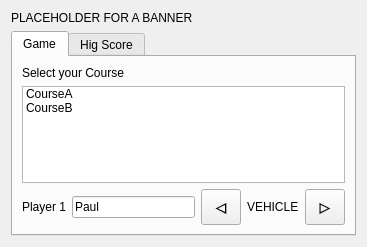
Above: racegame/resource/RaceGame.ui from PaulSchweizer/MayaGameEngine before the change. Below: the same form after it.
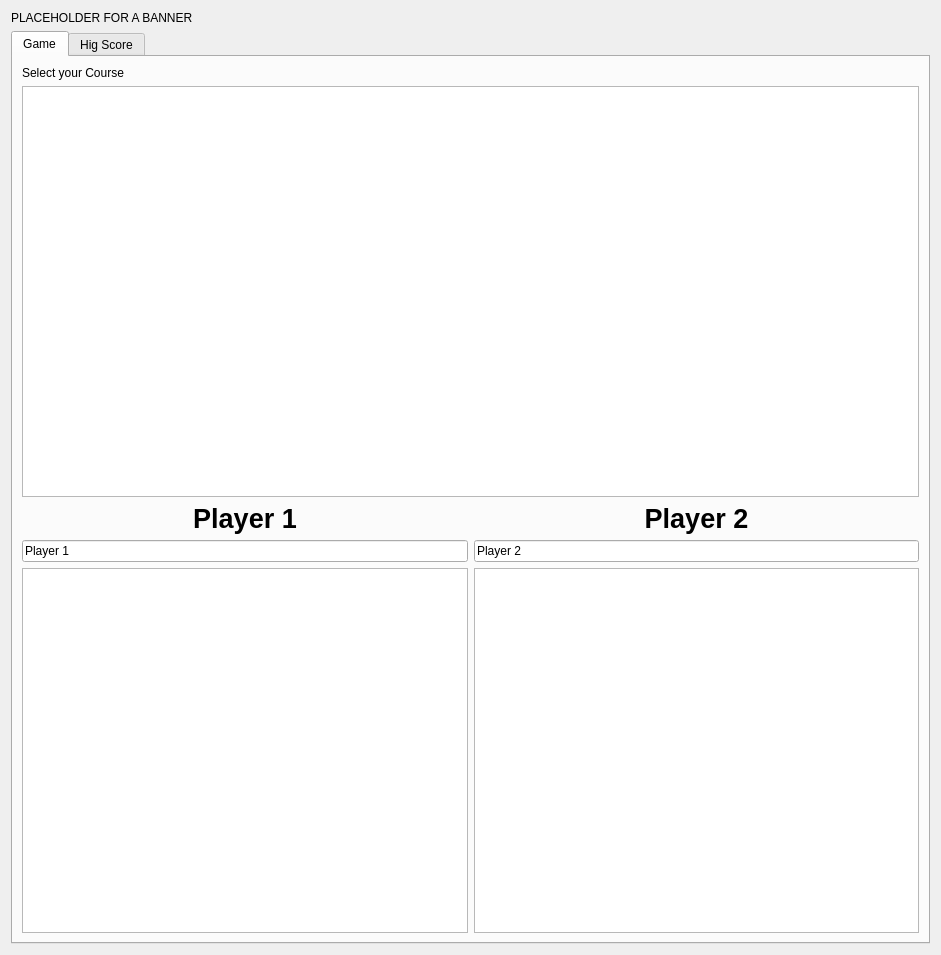
That is the form after the change.

Patch:
```diff
--- a/racegame/resource/RaceGame.ui
+++ b/racegame/resource/RaceGame.ui
@@ -6,8 +6,8 @@
    <rect>
     <x>0</x>
     <y>0</y>
-    <width>367</width>
-    <height>247</height>
+    <width>941</width>
+    <height>955</height>
    </rect>
   </property>
   <property name="minimumSize">
@@ -62,46 +62,62 @@
           </widget>
          </item>
          <item>
-          <widget class="QListWidget" name="listWidget">
+          <widget class="QListWidget" name="course_lst">
+           <property name="font">
+            <font>
+             <pointsize>40</pointsize>
+            </font>
+           </property>
            <property name="focusPolicy">
             <enum>Qt::NoFocus</enum>
            </property>
            <property name="contextMenuPolicy">
             <enum>Qt::DefaultContextMenu</enum>
            </property>
-           <item>
-            <property name="text">
-             <string>CourseA</string>
-            </property>
-           </item>
-           <item>
-            <property name="text">
-             <string>CourseB</string>
-            </property>
-           </item>
+           <property name="alternatingRowColors">
+            <bool>true</bool>
+           </property>
+           <property name="iconSize">
+            <size>
+             <width>400</width>
+             <height>400</height>
+            </size>
+           </property>
           </widget>
          </item>
         </layout>
        </item>
        <item>
-        <layout class="QVBoxLayout" name="verticalLayout_3">
+        <layout class="QHBoxLayout" name="horizontalLayout_2">
          <property name="topMargin">
           <number>0</number>
          </property>
          <item>
-          <layout class="QHBoxLayout" name="horizontalLayout">
+          <layout class="QVBoxLayout" name="verticalLayout_3">
            <property name="topMargin">
             <number>0</number>
            </property>
            <item>
             <widget class="QLabel" name="label_4">
+             <property name="font">
+              <font>
+               <pointsize>20</pointsize>
+               <weight>75</weight>
+               <italic>false</italic>
+               <bold>true</bold>
+               <underline>false</underline>
+              </font>
+             </property>
              <property name="text">
               <string>Player 1</string>
              </property>
+             <property name="alignment">
+              <set>Qt::AlignCenter</set>
+             </property>
             </widget>
            </item>
            <item>
-            <widget class="QLineEdit" name="lineEdit">
+            <widget class="QLineEdit" name="player_name_a">
              <property name="sizePolicy">
               <sizepolicy hsizetype="MinimumExpanding" vsizetype="Fixed">
                <horstretch>0</horstretch>
@@ -112,48 +128,68 @@
               <enum>Qt::NoFocus</enum>
              </property>
              <property name="text">
-              <string>Paul</string>
+              <string>Player 1</string>
              </property>
             </widget>
            </item>
            <item>
-            <widget class="QToolButton" name="toolButton_2">
+            <widget class="QListWidget" name="vehicle_lst_a">
              <property name="font">
               <font>
-               <pointsize>18</pointsize>
-               <weight>75</weight>
-               <bold>true</bold>
+               <pointsize>20</pointsize>
               </font>
              </property>
-             <property name="focusPolicy">
-              <enum>Qt::NoFocus</enum>
-             </property>
-             <property name="text">
-              <string>◃</string>
+             <property name="iconSize">
+              <size>
+               <width>150</width>
+               <height>150</height>
+              </size>
              </property>
             </widget>
            </item>
+          </layout>
+         </item>
+         <item>
+          <layout class="QVBoxLayout" name="verticalLayout_5">
+           <property name="leftMargin">
+            <number>0</number>
+           </property>
            <item>
             <widget class="QLabel" name="label_3">
-             <property name="text">
-              <string>VEHICLE</string>
-             </property>
-            </widget>
-           </item>
-           <item>
-            <widget class="QToolButton" name="toolButton">
              <property name="font">
               <font>
-               <pointsize>18</pointsize>
+               <pointsize>20</pointsize>
                <weight>75</weight>
                <bold>true</bold>
               </font>
              </property>
-             <property name="focusPolicy">
-              <enum>Qt::NoFocus</enum>
+             <property name="text">
+              <string>Player 2</string>
              </property>
+             <property name="alignment">
+              <set>Qt::AlignCenter</set>
+             </property>
+            </widget>
+           </item>
+           <item>
+            <widget class="QLineEdit" name="player_name_b">
              <property name="text">
-              <string>▹</string>
+              <string>Player 2</string>
+             </property>
+            </widget>
+           </item>
+           <item>
+            <widget class="QListWidget" name="vehicle_lst_b">
+             <property name="font">
+              <font>
+               <pointsize>20</pointsize>
+              </font>
+             </property>
+             <property name="iconSize">
+              <size>
+               <width>150</width>
+               <height>150</height>
+              </size>
              </property>
             </widget>
            </item>
@@ -170,19 +206,6 @@
      </widget>
     </widget>
    </item>
-   <item>
-    <spacer name="verticalSpacer">
-     <property name="orientation">
-      <enum>Qt::Vertical</enum>
-     </property>
-     <property name="sizeHint" stdset="0">
-      <size>
-       <width>20</width>
-       <height>40</height>
-      </size>
-     </property>
-    </spacer>
-   </item>
   </layout>
  </widget>
  <resources/>
```
